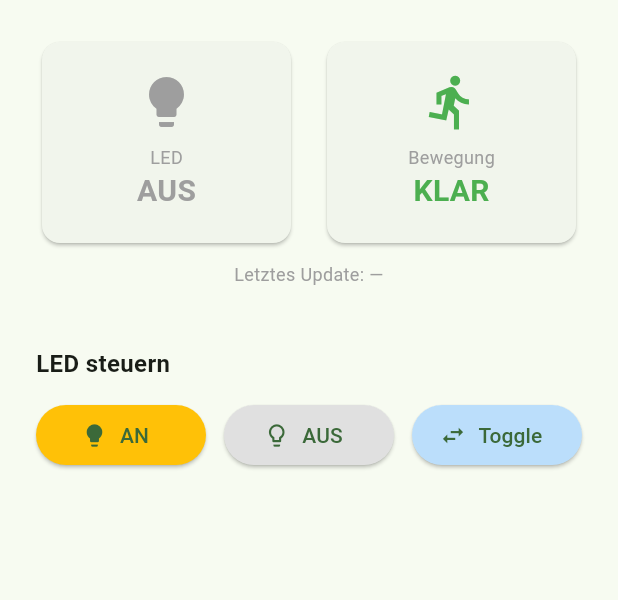
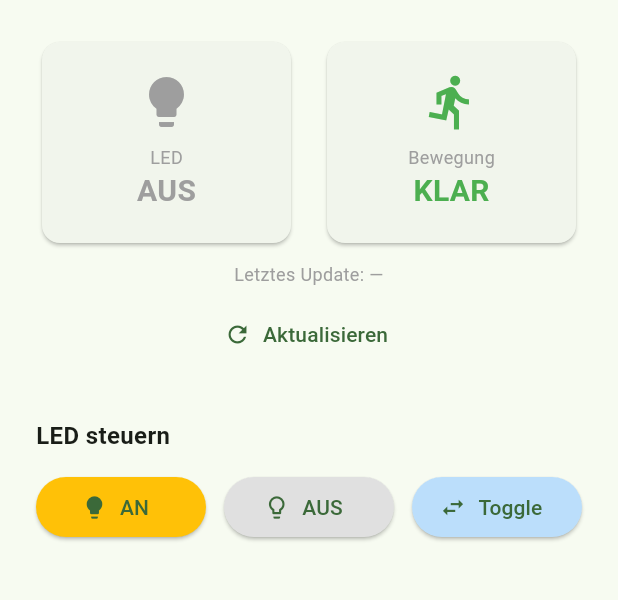
Before and after one commit to Silverlode76/SmartGarden, a Flutter app: the screen it shows after launch, after a tap on "AN", on a phone screen of 412 x 824 dp, the part 84-684 px from its top. Run offline on Flutter 3.47's test engine with Material 3 defaults, Android fonts, the phone set to English and light mode, and no system bars; missing offline and left inert: mqtt_client; network calls fail.

Commit message:
Switch Flutter Web App to Firebase RTDB polling + add architecture docs
- main.dart: MQTT ersetzt durch HTTP polling auf Firebase Realtime Database
- Status-Update alle 10s via REST GET auf Firebase RTDB
- LED-Steuerung via TTN REST API (HTTP POST mit Bearer Token)
- Neuer Datenfluss: Node -> TTN Webhook -> Firebase RTDB -> Flutter App
- webapp-architecture.md: Architekturdiagramm, Sequenzdiagramme,
  Payload-Format, Deployment-Anleitung

Co-Authored-By: Claude Sonnet 4.6 <noreply@anthropic.com>

```diff
--- a/app/mobile/lib/main.dart
+++ b/app/mobile/lib/main.dart
@@ -1,14 +1,14 @@
+import 'dart:async';
 import 'dart:convert';
 import 'package:flutter/material.dart';
-import 'package:mqtt_client/mqtt_client.dart';
-import 'package:mqtt_client/mqtt_server_client.dart';
-import 'secrets.dart';  // API Key — nicht im Git!
+import 'package:http/http.dart' as http;
+import 'secrets.dart';  // TTN API Key — nicht im Git!
 
-// ── TTN Konfiguration ───────────────────────────────────────
-const String ttnAppId    = 'smartgardenollie';
-const String ttnDeviceId = 'ollie-smartgarden-device';
-const String ttnMqttHost = 'eu1.cloud.thethings.network';
-const int    ttnMqttPort = 8883;
+// ── Konfiguration ───────────────────────────────────────────
+const String firebaseDbUrl  = 'https://smartgarden-app-ollie-default-rtdb.europe-west1.firebasedatabase.app';
+const String ttnAppId       = 'smartgardenollie';
+const String ttnDeviceId    = 'ollie-smartgarden-device';
+const String ttnMqttHost    = 'eu1.cloud.thethings.network';
 
 void main() {
   runApp(const SmartGardenApp());
@@ -38,83 +38,61 @@ class SmartGardenHome extends StatefulWidget {
 }
 
 class _SmartGardenHomeState extends State<SmartGardenHome> {
-  MqttServerClient? _client;
-
   bool   _ledState    = false;
   bool   _motionAlert = false;
   bool   _connected   = false;
   String _lastUpdate  = '—';
+  Timer? _timer;
 
   @override
   void initState() {
     super.initState();
-    _connectMqtt();
+    _fetchStatus();
+    // alle 10s aktualisieren
+    _timer = Timer.periodic(const Duration(seconds: 10), (_) => _fetchStatus());
   }
 
-  Future<void> _connectMqtt() async {
-    final client = MqttServerClient.withPort(
-      ttnMqttHost,
-      'flutter_sg_${DateTime.now().millisecondsSinceEpoch}',
-      ttnMqttPort,
+  Future<void> _fetchStatus() async {
+    final url = Uri.parse(
+      '$firebaseDbUrl/devices/$ttnDeviceId.json'
     );
-    client.secure = true;
-    client.keepAlivePeriod = 60;
-    client.onDisconnected = _onDisconnected;
+    try {
+      final response = await http.get(url);
+      if (response.statusCode == 200) {
+        final data = jsonDecode(response.body);
+        if (data == null) return;
 
-    final connMsg = MqttConnectMessage()
-        .withClientIdentifier('flutter_sg')
-        .authenticateAs('$ttnAppId@ttn', ttnApiKey)
-        .startClean();
-    client.connectionMessage = connMsg;
+        // TTN schreibt mit Push-Key — letzten Eintrag finden
+        final entries = (data as Map).values.toList();
+        if (entries.isEmpty) return;
 
-    try {
-      await client.connect();
-    } catch (e) {
-      debugPrint('MQTT Verbindungsfehler: $e');
-      return;
-    }
-
-    if (client.connectionStatus?.state == MqttConnectionState.connected) {
-      setState(() {
-        _connected = true;
-        _client = client;
-      });
-
-      final topic = 'v3/$ttnAppId@ttn/devices/$ttnDeviceId/up';
-      client.subscribe(topic, MqttQos.atLeastOnce);
-
-      client.updates?.listen((List<MqttReceivedMessage<MqttMessage>> messages) {
-        final msg = messages[0].payload as MqttPublishMessage;
-        final payload = MqttPublishPayload.bytesToStringAsString(msg.payload.message);
-        _parseUplink(payload);
-      });
-    }
-  }
-
-  void _parseUplink(String raw) {
-    try {
-      final json = jsonDecode(raw);
-      final frmPayload = json['uplink_message']?['frm_payload'] as String?;
+        // Letzten Uplink nehmen
+        final last = entries.last;
+        final frmPayload = last['uplink_message']?['frm_payload'] as String?;
         if (frmPayload == null) return;
 
         final bytes  = base64Decode(frmPayload);
         final led    = bytes.isNotEmpty ? bytes[0] == 0x01 : false;
         final motion = bytes.length > 1 ? bytes[1] == 0x01 : false;
+        final time   = last['received_at'] as String? ?? '—';
 
         setState(() {
           _ledState    = led;
           _motionAlert = motion;
-        _lastUpdate  = TimeOfDay.now().format(context);
+          _connected   = true;
+          _lastUpdate  = time.length > 18 ? time.substring(11, 19) : time;
         });
+      }
     } catch (e) {
-      debugPrint('Parse-Fehler: $e');
+      debugPrint('Fetch-Fehler: $e');
+      setState(() => _connected = false);
     }
   }
 
-  void _sendDownlink(int cmd) {
-    if (_client == null || !_connected) return;
-
-    final topic = 'v3/$ttnAppId@ttn/devices/$ttnDeviceId/down/push';
+  Future<void> _sendDownlink(int cmd) async {
+    final url = Uri.parse(
+      'https://$ttnMqttHost/api/v3/as/applications/$ttnAppId/devices/$ttnDeviceId/down/push'
+    );
     final payload = jsonEncode({
       'downlinks': [
         {
@@ -125,19 +103,24 @@ class _SmartGardenHomeState extends State<SmartGardenHome> {
       ]
     });
 
-    final builder = MqttClientPayloadBuilder();
-    builder.addString(payload);
-    _client!.publishMessage(topic, MqttQos.atLeastOnce, builder.payload!);
-    debugPrint('[MQTT] Downlink: 0x${cmd.toRadixString(16)}');
+    try {
+      final response = await http.post(
+        url,
+        headers: {
+          'Authorization': 'Bearer $ttnApiKey',
+          'Content-Type': 'application/json',
+        },
+        body: payload,
+      );
+      debugPrint('[DOWN] Status: ${response.statusCode}');
+    } catch (e) {
+      debugPrint('[DOWN] Fehler: $e');
     }
-
-  void _onDisconnected() {
-    setState(() => _connected = false);
   }
 
   @override
   void dispose() {
-    _client?.disconnect();
+    _timer?.cancel();
     super.dispose();
   }
 
@@ -163,7 +146,6 @@ class _SmartGardenHomeState extends State<SmartGardenHome> {
         child: Column(
           crossAxisAlignment: CrossAxisAlignment.stretch,
           children: [
-            // Status-Karten
             Row(
               children: [
                 Expanded(child: _StatusCard(
@@ -189,11 +171,16 @@ class _SmartGardenHomeState extends State<SmartGardenHome> {
               style: const TextStyle(color: Colors.grey, fontSize: 12),
             ),
 
-            const SizedBox(height: 40),
-            const Text(
-              'LED steuern',
-              style: TextStyle(fontSize: 16, fontWeight: FontWeight.bold),
+            const SizedBox(height: 8),
+            TextButton.icon(
+              onPressed: _fetchStatus,
+              icon: const Icon(Icons.refresh),
+              label: const Text('Aktualisieren'),
             ),
+
+            const SizedBox(height: 32),
+            const Text('LED steuern',
+                style: TextStyle(fontSize: 16, fontWeight: FontWeight.bold)),
             const SizedBox(height: 12),
 
             Row(
--- /dev/null
+++ b/app/mobile/lib/mqtt_helper.dart
@@ -0,0 +1,4 @@
+// Conditional import — automatisch Web oder Native
+export 'mqtt_helper_stub.dart'
+    if (dart.library.io) 'mqtt_helper_native.dart'
+    if (dart.library.html) 'mqtt_helper_web.dart';
--- /dev/null
+++ b/app/mobile/lib/mqtt_helper_native.dart
@@ -0,0 +1,8 @@
+import 'package:mqtt_client/mqtt_client.dart';
+import 'package:mqtt_client/mqtt_server_client.dart';
+
+MqttClient createMqttClient(String host, String clientId, int port) {
+  final client = MqttServerClient.withPort(host, clientId, port);
+  client.secure = true;
+  return client;
+}
--- /dev/null
+++ b/app/mobile/lib/mqtt_helper_stub.dart
@@ -0,0 +1,5 @@
+import 'package:mqtt_client/mqtt_client.dart';
+
+MqttClient createMqttClient(String host, String clientId, int port) {
+  throw UnsupportedError('Plattform nicht unterstützt');
+}
--- /dev/null
+++ b/app/mobile/lib/mqtt_helper_web.dart
@@ -0,0 +1,7 @@
+import 'package:mqtt_client/mqtt_client.dart';
+import 'package:mqtt_client/mqtt_browser_client.dart';
+
+MqttClient createMqttClient(String host, String clientId, int port) {
+  final client = MqttBrowserClient('wss://eu1.cloud.thethings.network:8884', clientId);
+  return client;
+}
```
Also changed, not shown: 1 other file. Lines whose indentation alone changed are shown as unchanged.
